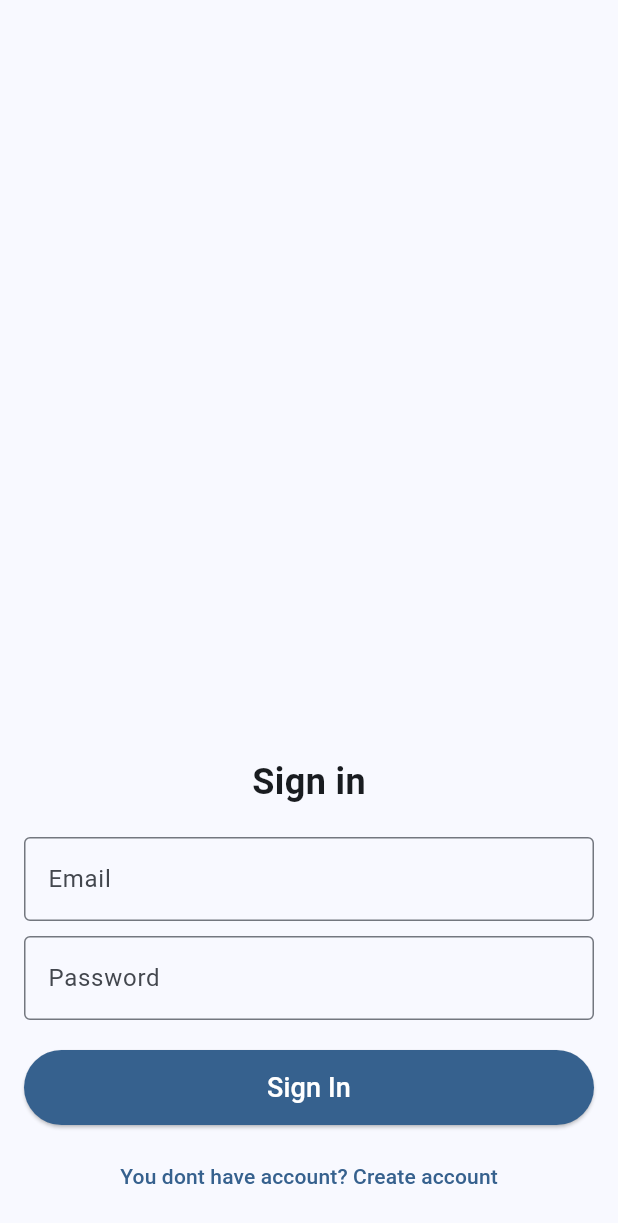
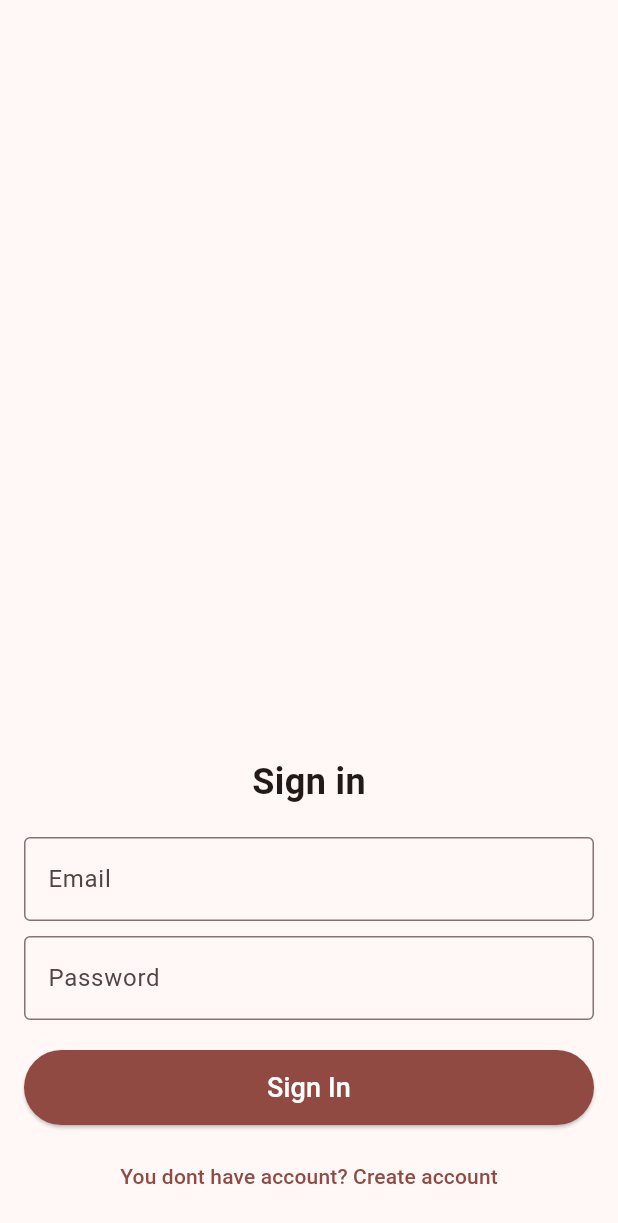
Before and after one commit to daniyar104/cash-mobile, a Flutter app: the screen it shows after launch, on a phone screen of 412 x 824 dp. Shown: the top 1223 px of the screen. Run offline on Flutter 3.47's test engine with Material 3 defaults, Android fonts, the phone set to English and light mode, and no system bars; our stand-ins replace shared_preferences, sqflite, syncfusion_flutter_charts; accounts and stored records are empty.

Commit message:
i dont remeber

```diff
--- a/lib/main.dart
+++ b/lib/main.dart
@@ -26,7 +26,7 @@ class MyApp extends StatelessWidget {
       title: 'Flutter Demo',
       theme: ThemeData(
         useMaterial3: true,
-        colorScheme: ColorScheme.fromSeed(seedColor: Colors.blue),
+        colorScheme: ColorScheme.fromSeed(seedColor: Colors.red),
       ),
       home: initialRoute
     );
--- a/lib/widgets/RecentTransactionsWidget.dart
+++ b/lib/widgets/RecentTransactionsWidget.dart
@@ -86,7 +86,11 @@ class _RecentTransactionsWidgetState extends State<RecentTransactionsWidget> {
                           ),
                           Text(
                             transaction.date,
-                            style: const TextStyle(fontSize: 14, color: Colors.grey, fontWeight: FontWeight.bold,),
+                            style: TextStyle(
+                              fontSize: 14,
+                              color: Theme.of(context).textTheme.bodyMedium?.color,
+                              fontWeight: FontWeight.bold
+                            ),
                           ),
                         ],
                       ),
--- a/lib/widgets/TransactionsListWidget.dart
+++ b/lib/widgets/TransactionsListWidget.dart
@@ -94,13 +94,13 @@ class _TransactionsListWidgetState extends State<TransactionsListWidget> {
     return Dismissible(
       key: Key(tx.id.toString()),
       background: Container(
-        color: Colors.red,
+        color: Theme.of(context).colorScheme.secondary,
         alignment: Alignment.centerLeft,
         padding: EdgeInsets.symmetric(horizontal: 20),
         child: Icon(Icons.delete, color: Colors.white),
       ),
       secondaryBackground: Container(
-        color: Colors.blue,
+        color: Theme.of(context).colorScheme.tertiary,
         alignment: Alignment.centerRight,
         padding: EdgeInsets.symmetric(horizontal: 20),
         child: Icon(Icons.edit, color: Colors.white),
@@ -175,7 +175,7 @@ class _TransactionsListWidgetState extends State<TransactionsListWidget> {
                       tx.date ?? 'Unknown',
                       style: TextStyle(
                         fontSize: 16,
-                        color: Colors.grey,
+                        color: Theme.of(context).textTheme.bodyMedium?.color,
                         fontWeight: FontWeight.bold,
                       ),
                     ),
--- a/lib/widgets/syncfusion/ExpensesChart.dart
+++ b/lib/widgets/syncfusion/ExpensesChart.dart
@@ -57,7 +57,7 @@ class _ExpensesChartState extends State<ExpensesChart> {
             primaryYAxis: NumericAxis(
               labelFormat: '{value} ₸',
             ),
-            title: ChartTitle(text: 'Расходы по дням'),
+            title: ChartTitle(text: 'Expenses by day'),
             tooltipBehavior: TooltipBehavior(enable: true),
             series: <CartesianSeries>[
               ColumnSeries<_DailyExpense, DateTime>(
```
